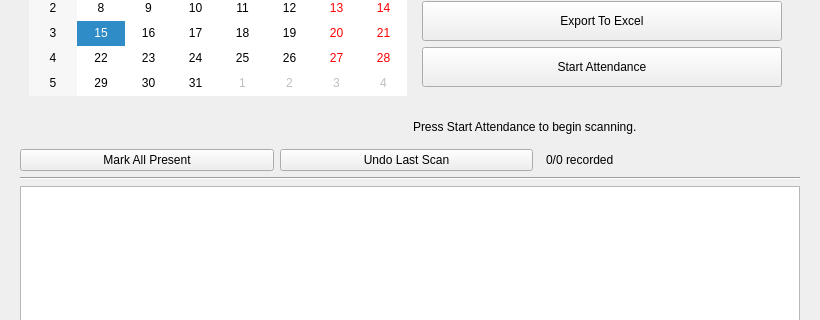
The window that ui/take_attendance_window.ui (imndllnuri/students-attendance-app) describes before a commit, drawn with Qt 5; both pictures show x 0 to 820 and y 133 to 453 of the 820 by 580 pixel window.
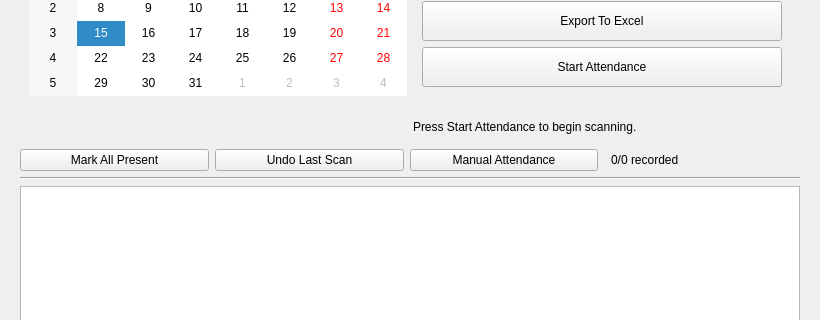
The same window after the commit.

Commit message:
#17: Manual attendance mode
Adds a "Manual Attendance" button on the Take Attendance page: picks
a not-yet-recorded student and a status (Present/Late/Absent) via two
simple prompts and stages it the same way a card scan would, for when
the RFID reader is unavailable or malfunctioning.

Diff of the .ui file:
```diff
--- a/ui/take_attendance_window.ui
+++ b/ui/take_attendance_window.ui
@@ -46,6 +46,12 @@
           <property name="text"><string>Undo Last Scan</string></property>
          </widget>
         </item>
+        <item>
+         <widget class="QPushButton" name="manual_attendance_btn">
+          <property name="text"><string>Manual Attendance</string></property>
+          <property name="toolTip"><string>Mark a student's attendance without an RFID scan</string></property>
+         </widget>
+        </item>
         <item>
          <spacer name="attendance_actions_spacer">
           <property name="orientation"><enum>Qt::Horizontal</enum></property>
```
The commit also changes 3 other files.
